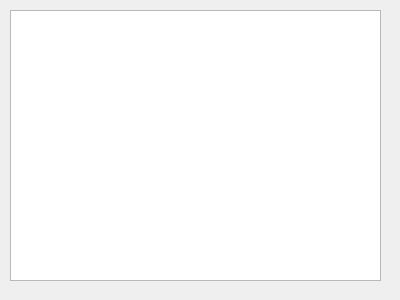
The window that generatereport.ui (jaganiravi96/Task_Manager_Application) describes before a commit, drawn with Qt 5.
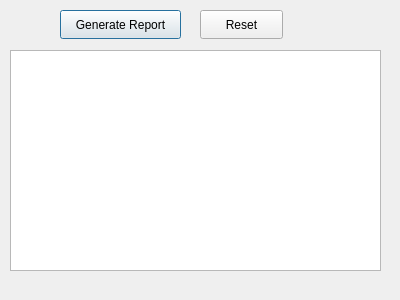
The same window after the commit.

Diff of the .ui file:
```diff
--- a/generatereport.ui
+++ b/generatereport.ui
@@ -19,13 +19,39 @@
   <property name="windowTitle">
    <string>Generate Report</string>
   </property>
-  <widget class="QTableView" name="tableView">
+  <widget class="QPushButton" name="btnGenerateReport">
+   <property name="geometry">
+    <rect>
+     <x>60</x>
+     <y>10</y>
+     <width>121</width>
+     <height>29</height>
+    </rect>
+   </property>
+   <property name="text">
+    <string>Generate Report</string>
+   </property>
+  </widget>
+  <widget class="QPushButton" name="btnReset">
+   <property name="geometry">
+    <rect>
+     <x>200</x>
+     <y>10</y>
+     <width>83</width>
+     <height>29</height>
+    </rect>
+   </property>
+   <property name="text">
+    <string>Reset</string>
+   </property>
+  </widget>
+  <widget class="QTableWidget" name="tableWidget">
    <property name="geometry">
     <rect>
      <x>10</x>
-     <y>10</y>
+     <y>50</y>
      <width>371</width>
-     <height>271</height>
+     <height>221</height>
     </rect>
    </property>
   </widget>
```
Left out of the diff: 13 changed lines with no effect on the pictures.
